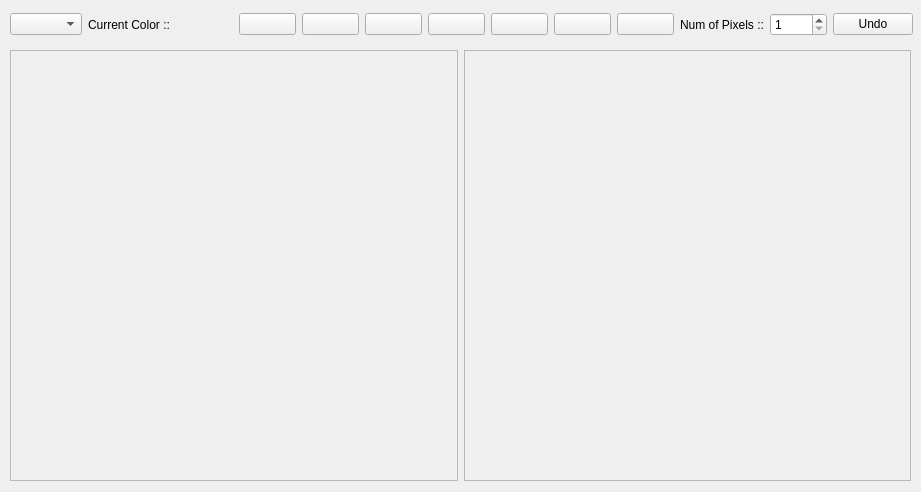
kouretes/Monas, file GUITools/KMonitor/KccHandler.ui: the form before one commit.
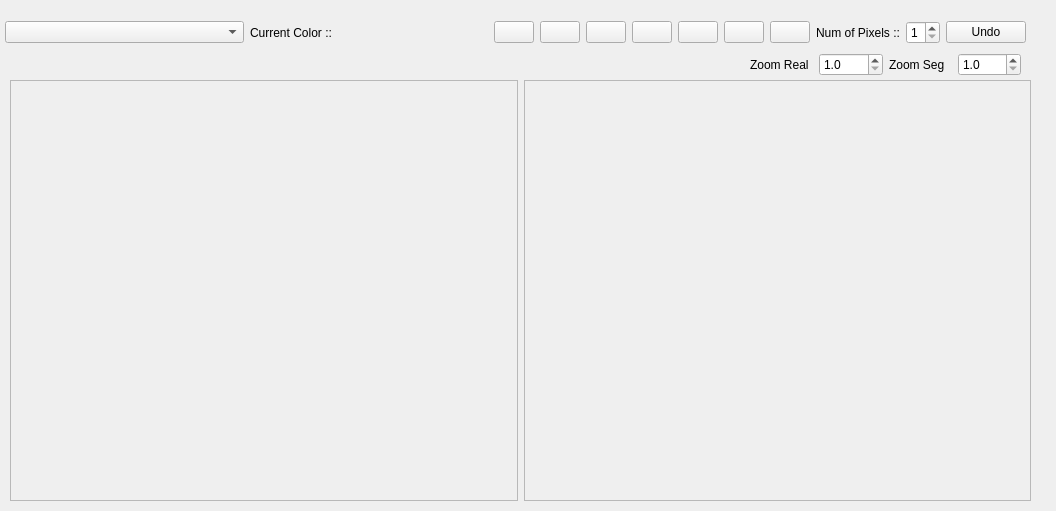
The form after the commit.

Patch:
```diff
--- a/GUITools/KMonitor/KccHandler.ui
+++ b/GUITools/KMonitor/KccHandler.ui
@@ -6,8 +6,8 @@
    <rect>
     <x>0</x>
     <y>0</y>
-    <width>921</width>
-    <height>492</height>
+    <width>1056</width>
+    <height>511</height>
    </rect>
   </property>
   <property name="windowTitle">
@@ -17,16 +17,123 @@
    <property name="geometry">
     <rect>
      <x>10</x>
-     <y>10</y>
-     <width>903</width>
+     <y>80</y>
+     <width>1021</width>
+     <height>421</height>
+    </rect>
+   </property>
+   <layout class="QHBoxLayout" name="horizontalLayout_20">
+    <item>
+     <widget class="QScrollArea" name="scrollImage">
+      <property name="widgetResizable">
+       <bool>true</bool>
+      </property>
+      <widget class="QWidget" name="widget">
+       <property name="geometry">
+        <rect>
+         <x>0</x>
+         <y>0</y>
+         <width>505</width>
+         <height>417</height>
+        </rect>
+       </property>
+       <zorder>scrollSeg</zorder>
+      </widget>
+     </widget>
+    </item>
+    <item>
+     <widget class="QScrollArea" name="scrollSeg">
+      <property name="widgetResizable">
+       <bool>true</bool>
+      </property>
+      <widget class="QWidget" name="scrollAreaWidgetContents_2">
+       <property name="geometry">
+        <rect>
+         <x>0</x>
+         <y>0</y>
+         <width>504</width>
+         <height>417</height>
+        </rect>
+       </property>
+      </widget>
+     </widget>
+    </item>
+   </layout>
+  </widget>
+  <widget class="QWidget" name="layoutWidget_2">
+   <property name="geometry">
+    <rect>
+     <x>750</x>
+     <y>50</y>
+     <width>271</width>
      <height>29</height>
     </rect>
    </property>
-   <layout class="QHBoxLayout" name="horizontalLayout_8">
+   <layout class="QHBoxLayout" name="horizontalLayout_3">
+    <item>
+     <widget class="QLabel" name="label_2">
+      <property name="text">
+       <string>Zoom Real</string>
+      </property>
+     </widget>
+    </item>
+    <item>
+     <widget class="QDoubleSpinBox" name="rSpin">
+      <property name="decimals">
+       <number>1</number>
+      </property>
+      <property name="minimum">
+       <double>1.000000000000000</double>
+      </property>
+      <property name="maximum">
+       <double>3.000000000000000</double>
+      </property>
+      <property name="singleStep">
+       <double>0.100000000000000</double>
+      </property>
+     </widget>
+    </item>
+    <item>
+     <widget class="QLabel" name="label_3">
+      <property name="text">
+       <string>Zoom Seg</string>
+      </property>
+     </widget>
+    </item>
+    <item>
+     <widget class="QDoubleSpinBox" name="sSpin">
+      <property name="decimals">
+       <number>1</number>
+      </property>
+      <property name="minimum">
+       <double>1.000000000000000</double>
+      </property>
+      <property name="maximum">
+       <double>3.000000000000000</double>
+      </property>
+      <property name="singleStep">
+       <double>0.100000000000000</double>
+      </property>
+     </widget>
+    </item>
+   </layout>
+  </widget>
+  <widget class="QWidget" name="">
+   <property name="geometry">
+    <rect>
+     <x>5</x>
+     <y>17</y>
+     <width>1021</width>
+     <height>31</height>
+    </rect>
+   </property>
+   <layout class="QHBoxLayout" name="horizontalLayout_4">
     <item>
      <widget class="QComboBox" name="KCComboBox"/>
     </item>
     <item>
+     <layout class="QHBoxLayout" name="horizontalLayout">
+      <item>
      <widget class="QLabel" name="PromptCurCoLabel">
       <property name="text">
        <string>Current Color ::</string>
@@ -35,11 +142,18 @@
     </item>
     <item>
      <widget class="QLabel" name="SelectedColorLabel">
+        <property name="enabled">
+         <bool>true</bool>
+        </property>
       <property name="text">
        <string/>
       </property>
      </widget>
     </item>
+     </layout>
+    </item>
+    <item>
+     <layout class="QHBoxLayout" name="horizontalLayout_2">
     <item>
      <widget class="QPushButton" name="pbOrange">
       <property name="text">
@@ -114,50 +228,6 @@
      </widget>
     </item>
    </layout>
-  </widget>
-  <widget class="QWidget" name="layoutWidget">
-   <property name="geometry">
-    <rect>
-     <x>10</x>
-     <y>50</y>
-     <width>901</width>
-     <height>431</height>
-    </rect>
-   </property>
-   <layout class="QHBoxLayout" name="horizontalLayout_20">
-    <item>
-     <widget class="QScrollArea" name="scrollImage">
-      <property name="widgetResizable">
-       <bool>true</bool>
-      </property>
-      <widget class="QWidget" name="widget">
-       <property name="geometry">
-        <rect>
-         <x>0</x>
-         <y>0</y>
-         <width>445</width>
-         <height>427</height>
-        </rect>
-       </property>
-      </widget>
-     </widget>
-    </item>
-    <item>
-     <widget class="QScrollArea" name="scrollSeg">
-      <property name="widgetResizable">
-       <bool>true</bool>
-      </property>
-      <widget class="QWidget" name="scrollAreaWidgetContents_2">
-       <property name="geometry">
-        <rect>
-         <x>0</x>
-         <y>0</y>
-         <width>444</width>
-         <height>427</height>
-        </rect>
-       </property>
-      </widget>
-     </widget>
     </item>
    </layout>
   </widget>
```
Lines whose indentation alone changed are shown as unchanged.
